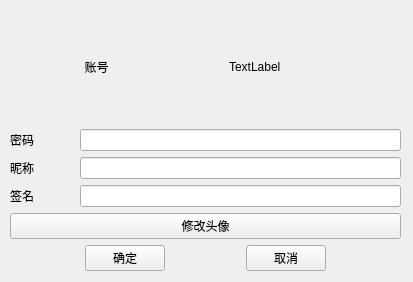
Qt form ui/personalInfo.ui (thirdxiaozhu/network_design_client) before a commit.
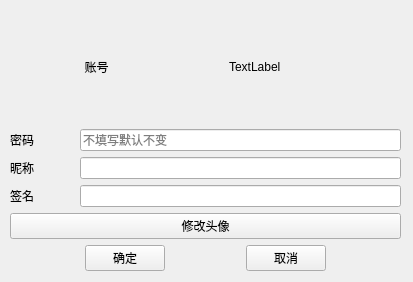
The same form after that commit.

The edit to the form file:
```diff
--- a/ui/personalInfo.ui
+++ b/ui/personalInfo.ui
@@ -89,7 +89,20 @@
        </spacer>
       </item>
       <item>
-       <widget class="QLineEdit" name="passwordEdit"/>
+       <widget class="QLineEdit" name="passwordEdit">
+        <property name="inputMask">
+         <string/>
+        </property>
+        <property name="echoMode">
+         <enum>QLineEdit::Password</enum>
+        </property>
+        <property name="placeholderText">
+         <string>不填写默认不变</string>
+        </property>
+        <property name="clearButtonEnabled">
+         <bool>false</bool>
+        </property>
+       </widget>
       </item>
      </layout>
     </item>
```
Left out of the diff: 2 changed lines with no effect on the pictures.
